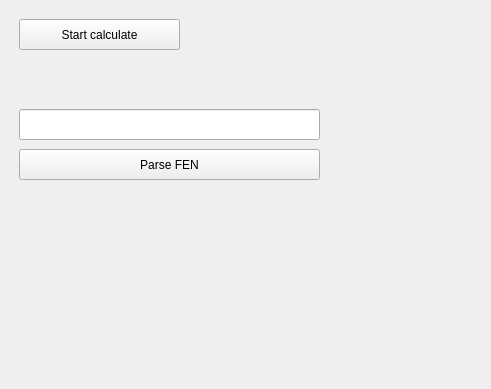
Above: mainwindow.ui from khainv2/MyChess before the change; both pictures show x 0 to 491 and y 0 to 389 of the 903 by 499 pixel window. Below: the same form after it.
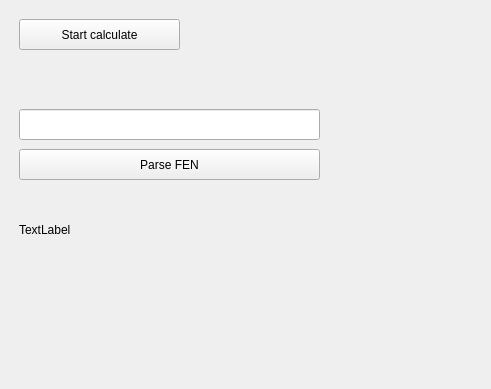
That is the form after the change. Custom widgets are drawn as their Qt base class.

What changed in the file:
```diff
--- a/mainwindow.ui
+++ b/mainwindow.ui
@@ -19,13 +19,13 @@
      <widget class="QWidget" name="widget" native="true">
       <property name="minimumSize">
        <size>
-        <width>320</width>
+        <width>350</width>
         <height>0</height>
        </size>
       </property>
       <property name="maximumSize">
        <size>
-        <width>320</width>
+        <width>350</width>
         <height>16777215</height>
        </size>
       </property>
@@ -65,6 +65,19 @@
         <string>Parse FEN</string>
        </property>
       </widget>
+      <widget class="QLabel" name="label">
+       <property name="geometry">
+        <rect>
+         <x>10</x>
+         <y>190</y>
+         <width>331</width>
+         <height>61</height>
+        </rect>
+       </property>
+       <property name="text">
+        <string>TextLabel</string>
+       </property>
+      </widget>
      </widget>
     </item>
     <item>
```
